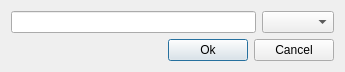
The window that gui/profileadddialog.ui (matoom/frostbite) describes before a commit, drawn with Qt 5.
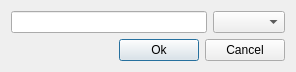
The same window after the commit.

What changed in the file:
```diff
--- a/gui/profileadddialog.ui
+++ b/gui/profileadddialog.ui
@@ -9,8 +9,8 @@
    <rect>
     <x>0</x>
     <y>0</y>
-    <width>345</width>
-    <height>71</height>
+    <width>296</width>
+    <height>68</height>
    </rect>
   </property>
   <property name="windowTitle">
```
